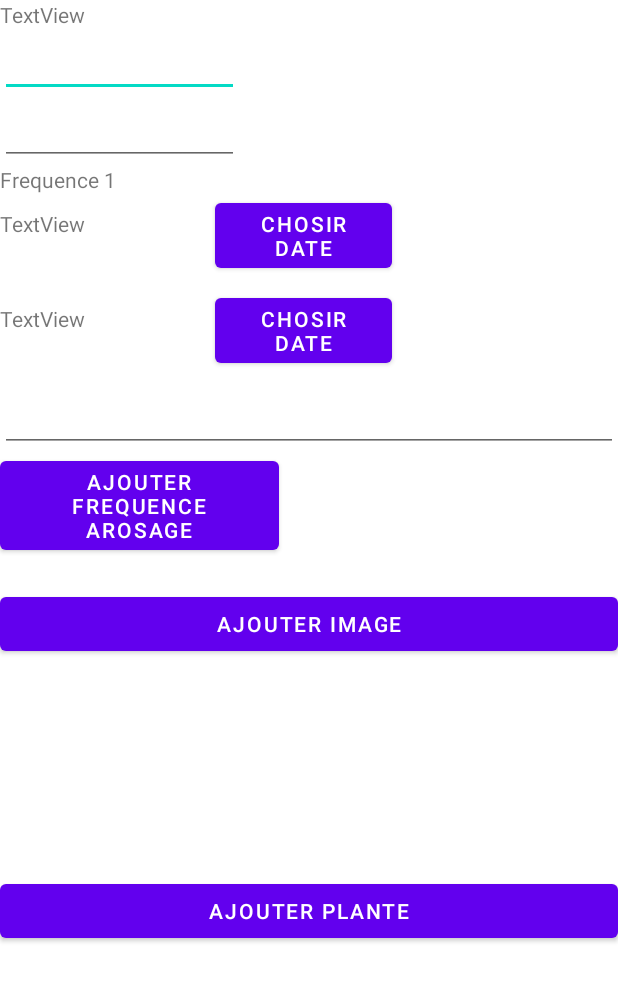
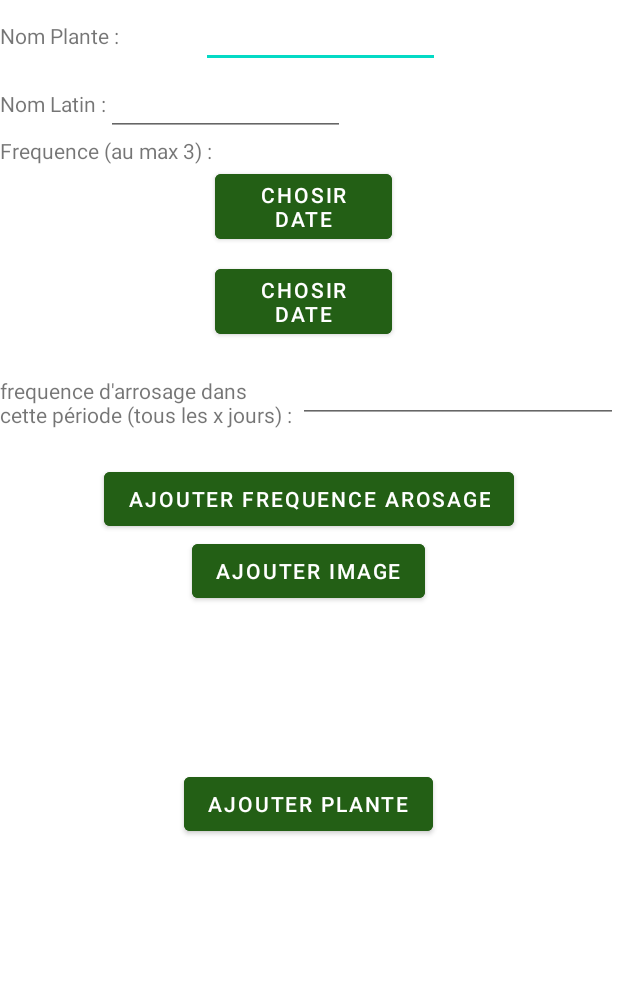
Before and after one commit to AmineMeg/AndroidAppPlants, an Android app: the AjoutPlanteActivity screen opened directly, with no data from a screen before it, on a phone screen of 412 x 824 dp. Shown: the top 981 px of the screen. Run offline under Robolectric (Android 15) with nearby library versions, the light colour scheme and no system bars.

Commit message:
amélioration affichage

```diff
--- a/app/src/main/java/com/example/projetmobile2021/AjoutPlanteActivity.kt
+++ b/app/src/main/java/com/example/projetmobile2021/AjoutPlanteActivity.kt
@@ -13,6 +13,7 @@ import androidx.annotation.RequiresApi
 import androidx.appcompat.app.AppCompatActivity
 import androidx.core.net.toUri
 import androidx.lifecycle.ViewModelProvider
+import org.w3c.dom.Text
 import java.io.File
 import java.net.URI
 import java.text.SimpleDateFormat
@@ -123,6 +124,9 @@ class AjoutPlanteActivity : AppCompatActivity() {
                 dateFreqDeb.setText("")
                 dateFreqFin.setText("")
                 freq.setText("")
+                var textFreq =findViewById<TextView>(R.id.textViewFreq)
+                var text : String = textFreq.text.toString() + " du : "+debut[0]+"/"+debut[1] +" au "+fin[0]+"/"+fin[1] +"\n"
+                textFreq.setText(text)
             }else{
                 AlertDialog.Builder(this).setMessage("Remplissez toutes les infos pour la fréquence d'arrosage")
                     .setCancelable(true).show()
--- a/app/src/main/res/layout/activity_ajout_plante.xml
+++ b/app/src/main/res/layout/activity_ajout_plante.xml
@@ -3,7 +3,7 @@
     xmlns:app="http://schemas.android.com/apk/res-auto"
     xmlns:tools="http://schemas.android.com/tools"
     android:layout_width="match_parent"
-    android:layout_height="match_parent"
+    android:layout_height="wrap_content"
     tools:context=".AjoutPlanteActivity">
 
     <LinearLayout
@@ -11,38 +11,55 @@
         android:layout_height="match_parent"
         android:orientation="vertical">
 
-        <TextView
-            android:id="@+id/textView4"
+        <LinearLayout
             android:layout_width="match_parent"
             android:layout_height="wrap_content"
-            android:text="TextView" />
+            android:orientation="horizontal">
+
+            <TextView
+                android:id="@+id/textView2"
+                android:layout_width="134dp"
+                android:layout_height="wrap_content"
+
+                android:text="Nom Plante :" />
 
             <EditText
                 android:id="@+id/nom"
                 android:layout_width="159dp"
                 android:layout_height="wrap_content"
                 android:ems="10"
-            android:inputType="textPersonName"
-            android:text="" />
+                android:inputType="textPersonName" />
+        </LinearLayout>
+
+        <LinearLayout
+            android:layout_width="match_parent"
+            android:layout_height="wrap_content"
+            android:orientation="horizontal">
+
+            <TextView
+                android:id="@+id/textView3"
+                android:layout_width="wrap_content"
+                android:layout_height="wrap_content"
+                android:text="Nom Latin :" />
 
             <EditText
                 android:id="@+id/nomLatin"
                 android:layout_width="159dp"
                 android:layout_height="wrap_content"
                 android:ems="10"
-            android:inputType="textPersonName"
-            android:text="" />
+                android:inputType="textPersonName" />
+        </LinearLayout>
 
         <LinearLayout
             android:layout_width="match_parent"
-            android:layout_height="282dp"
+            android:layout_height="wrap_content"
             android:orientation="vertical">
 
             <TextView
-                android:id="@+id/textView"
+                android:id="@+id/textViewFreq"
                 android:layout_width="match_parent"
                 android:layout_height="wrap_content"
-                android:text="Frequence 1" />
+                android:text="Frequence (au max 3) :" />
 
             <LinearLayout
                 android:layout_width="match_parent"
@@ -53,15 +70,15 @@
                     android:id="@+id/dateDebut"
                     android:layout_width="143dp"
                     android:layout_height="42dp"
-                    android:layout_weight="0"
-                    android:text="TextView" />
+                    android:layout_weight="0" />
 
                 <Button
                     android:id="@+id/button"
                     android:layout_width="118dp"
                     android:layout_height="wrap_content"
                     android:text="chosir date"
-                    android:onClick="chosirDateDebut"/>
+                    android:onClick="chosirDateDebut"
+                    android:backgroundTint="@color/darkgreen"/>
             </LinearLayout>
 
 
@@ -74,60 +91,81 @@
                     android:id="@+id/dateFin"
                     android:layout_width="143dp"
                     android:layout_height="42dp"
-                    android:layout_weight="0"
-                    android:text="TextView" />
+                    android:layout_weight="0" />
 
                 <Button
                     android:id="@+id/button2"
                     android:layout_width="118dp"
                     android:layout_height="wrap_content"
                     android:text="chosir date"
-                    android:onClick="chosirDateFin"/>
+                    android:onClick="chosirDateFin"
+                    android:backgroundTint="@color/darkgreen"
+                    />
             </LinearLayout>
 
 
+            <LinearLayout
+                android:layout_width="match_parent"
+                android:layout_height="72dp"
+                android:orientation="horizontal">
+
+                <TextView
+                    android:id="@+id/textView4"
+                    android:layout_width="wrap_content"
+                    android:layout_height="wrap_content"
+                    android:layout_weight="1"
+                    android:text="frequence d'arrosage dans cette période (tous les x jours) :" />
+
                 <EditText
                     android:id="@+id/frequence"
-                android:layout_width="match_parent"
+                    android:layout_width="wrap_content"
                     android:layout_height="wrap_content"
                     android:ems="10"
                     android:inputType="number" />
-
+            </LinearLayout>
 
             <Button
                 android:id="@+id/ajoutFreq"
-                android:layout_width="186dp"
+                android:layout_width="wrap_content"
                 android:layout_height="wrap_content"
                 android:onClick="ajoutFreqArrosage"
-                android:text="Ajouter frequence Arosage" />
+                android:text="Ajouter frequence Arosage"
+                android:layout_gravity="center"
+                android:backgroundTint="@color/darkgreen"/>
 
 
         </LinearLayout>
 
         <LinearLayout
             android:layout_width="match_parent"
-            android:layout_height="191dp"
+            android:layout_height="155dp"
+            android:layout_gravity="center"
             android:orientation="vertical">
 
             <Button
                 android:id="@+id/choisirImage"
-                android:layout_width="match_parent"
+                android:layout_width="wrap_content"
                 android:layout_height="wrap_content"
-                android:text="Ajouter Image" />
+                android:text="Ajouter Image"
+                android:backgroundTint="@color/darkgreen"
+                android:layout_gravity="center"/>
 
             <ImageView
                 android:id="@+id/imagePlante"
-                android:layout_width="match_parent"
-                android:layout_height="wrap_content"
+                android:layout_width="100dp"
+                android:layout_height="100dp"
+                android:layout_gravity="center"
                 tools:srcCompat="@tools:sample/avatars" />
         </LinearLayout>
 
         <Button
             android:id="@+id/ajoutPlante"
-            android:layout_width="match_parent"
-            android:layout_height="wrap_content"
+            android:layout_width="wrap_content"
+            android:layout_height="match_parent"
             android:onClick="ajoutPlante"
-            android:text="Ajouter Plante" />
+            android:text="Ajouter Plante"
+            android:layout_gravity="center"
+            android:backgroundTint="@color/darkgreen"/>
 
     </LinearLayout>
 </androidx.coordinatorlayout.widget.CoordinatorLayout>
--- a/app/src/main/res/layout/activity_arrosage.xml
+++ b/app/src/main/res/layout/activity_arrosage.xml
@@ -10,10 +10,10 @@
     <androidx.recyclerview.widget.RecyclerView
         android:id="@+id/recycler"
         android:layout_width="match_parent"
+
         android:layout_height="wrap_content"
-
+        android:layout_alignParentStart="true"
         android:layout_marginStart="10dp"
         android:layout_marginTop="10dp"
-        android:scrollbars="vertical"
-        xmlns:android="http://schemas.android.com/apk/res/android" />
+        android:scrollbars="vertical" />
 </RelativeLayout>
--- a/app/src/main/res/values/colors.xml
+++ b/app/src/main/res/values/colors.xml
@@ -7,4 +7,6 @@
     <color name="teal_700">#FF018786</color>
     <color name="black">#FF000000</color>
     <color name="white">#FFFFFFFF</color>
+    <color name="green">#32AD16</color>
+    <color name="darkgreen">#235F15</color>
 </resources>
```
Also changed, not shown: app/src/main/res/layout/activity_main.xml (+23 -12 lines), app/src/main/res/layout/rec_view_arrosage.xml (+7 -2 lines), app/src/main/res/layout/rec_view_plante.xml (+20 -20 lines), app/src/main/res/drawable/arrosage.png (added). Lines whose indentation alone changed are shown as unchanged.
